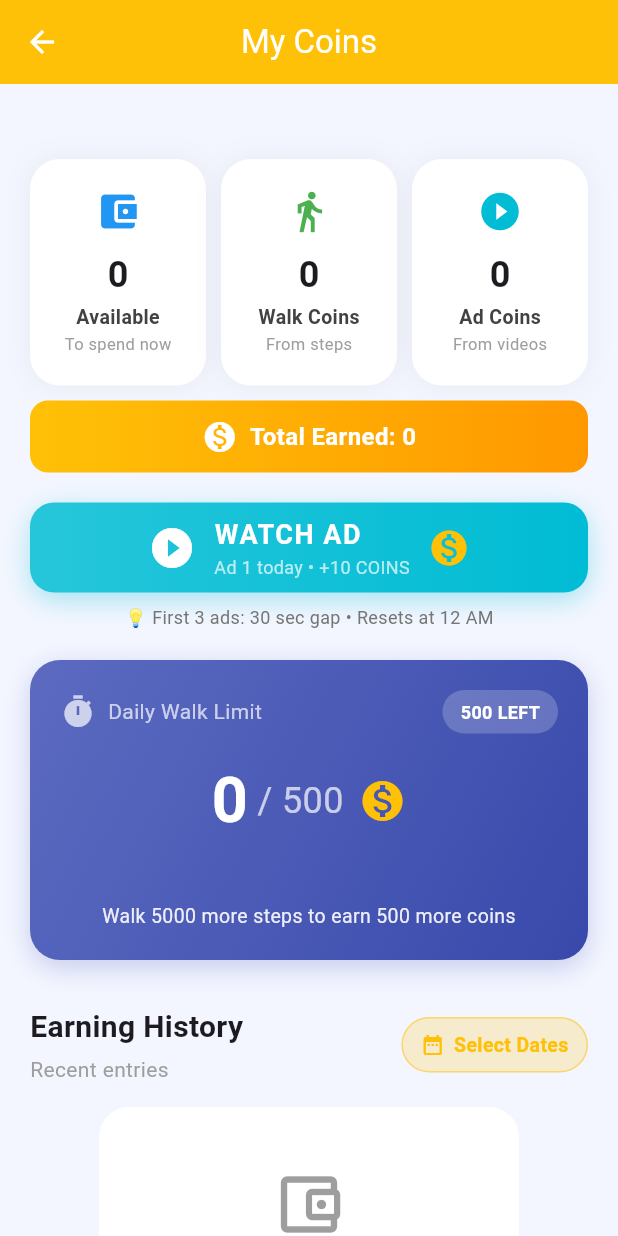
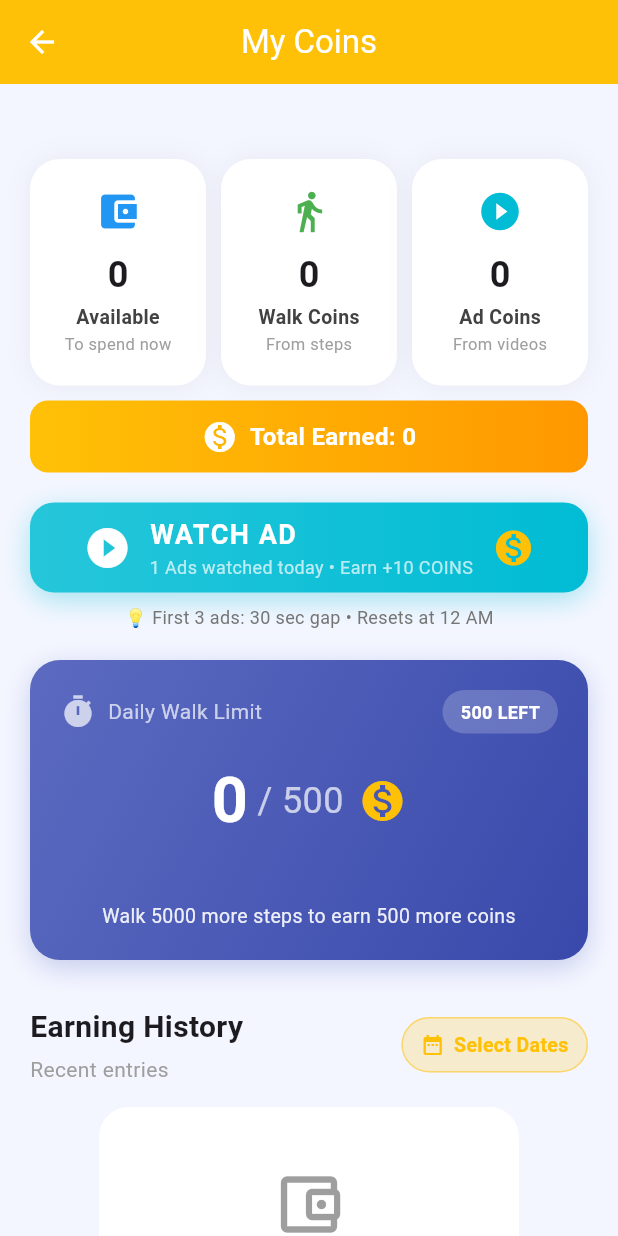
Before and after one commit to anilvtony/effective-octo-tribble, a Flutter app: the CoinsScreen screen opened directly, on a phone screen of 412 x 824 dp. Run offline on Flutter 3.47's test engine with Material 3 defaults, Android fonts, the phone set to English and light mode, and no system bars; our stand-ins replace fl_chart, pedometer, permission_handler, shared_preferences; accounts and stored records are empty.

```diff
--- a/lib/coins_screen.dart
+++ b/lib/coins_screen.dart
@@ -620,7 +620,7 @@ class _CoinsScreenState extends State<CoinsScreen> {
                           ),
                           if (isAdButtonEnabled)
                             Text(
-                              "Ad ${adsWatchedToday + 1} today • +10 COINS",
+                              "${adsWatchedToday + 1} Ads watched today • Earn +10 COINS",
                               style: const TextStyle(
                                 color: Colors.white70,
                                 fontSize: 12,
@@ -628,7 +628,7 @@ class _CoinsScreenState extends State<CoinsScreen> {
                             ),
                         ],
                       ),
-                      const SizedBox(width: 12),
+                      const SizedBox(width: 13),
                       Icon(Icons.monetization_on, color: Colors.amber, size: 28),
                     ],
                   ),
```
